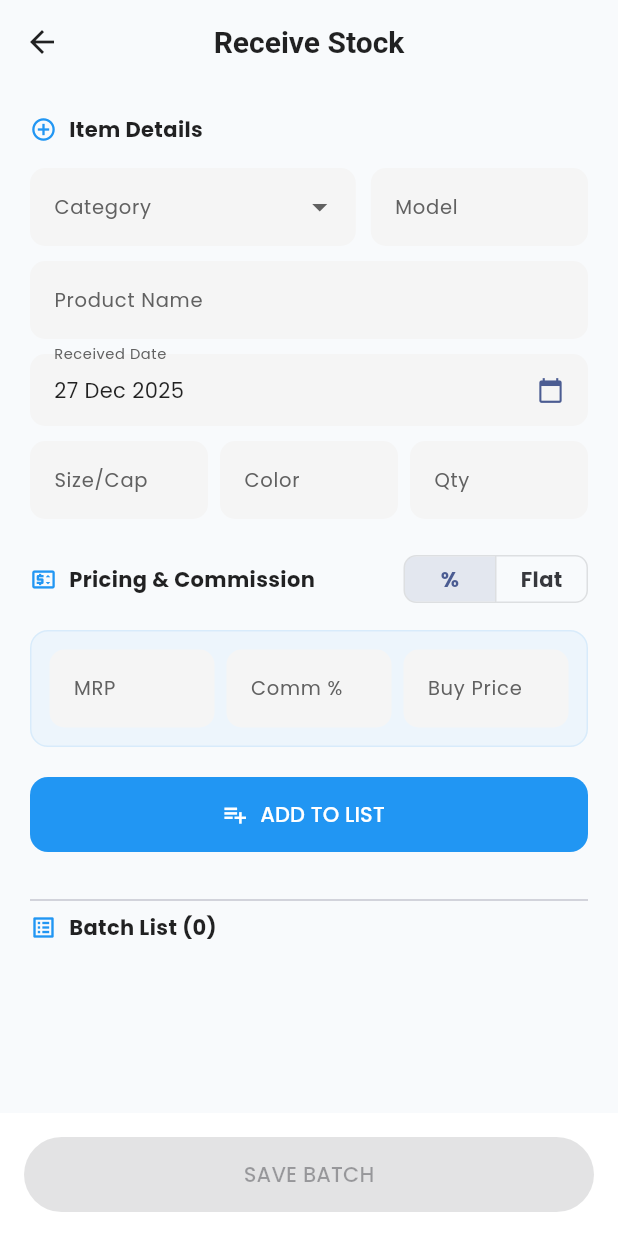
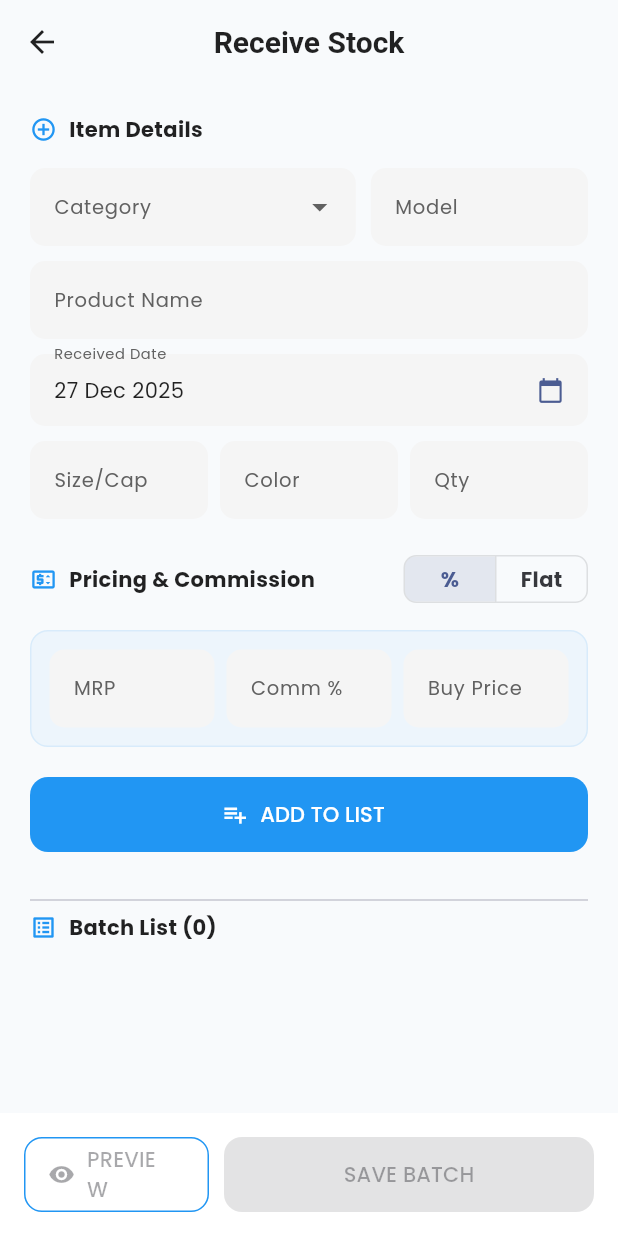
Before and after one commit to AbdullahRFA/vision_mart_app, a Flutter app: the ReceiveProductScreen screen opened directly, on a phone screen of 412 x 824 dp. Run offline on Flutter 3.47's test engine with Material 3 defaults, Android fonts, the light colour scheme and no system bars; our stand-ins replace cloud_firestore, firebase_auth, firebase_core, flutter_riverpod, google_fonts, pdf and 1 more; accounts and stored records are empty.

Commit message:
Add preview functionality to Receive Product screen
- Added a "PREVIEW" button to the `ReceiveProductScreen`.
- Implemented `_previewBatch` to generate a PDF receiving memo using the current temporary batch list without saving to the database.
- This allows users to verify item details and prices before finalizing the stock entry.
- Updated the bottom action bar layout to accommodate the new button.

Signed-off-by: AbdullahRFA <shakibrybmn@gmail.com>

```diff
--- a/lib/src/features/inventory/presentation/receive_product_screen.dart
+++ b/lib/src/features/inventory/presentation/receive_product_screen.dart
@@ -360,9 +360,20 @@ class _ReceiveProductScreenState extends ConsumerState<ReceiveProductScreen> {
     );
   }
 
-  // ... imports ...
+  // --- PREVIEW LOGIC (NEW) ---
+  void _previewBatch() {
+    if (_tempBatchList.isEmpty) {
+      ScaffoldMessenger.of(context).showSnackBar(const SnackBar(content: Text("Batch list is empty")));
+      return;
+    }
 
-// ... inside _ReceiveProductScreenState ...
+    // Generate PDF (without saving to DB)
+    ReceivingPdfGenerator.generateBatchReceivingMemo(
+      products: _tempBatchList,
+      receivedBy: "Preview", // Placeholder for preview
+      receivingDate: _selectedDate,
+    );
+  }
 
   Future<void> _submitBatch() async {
     if (_tempBatchList.isEmpty) return;
@@ -389,8 +400,6 @@ class _ReceiveProductScreenState extends ConsumerState<ReceiveProductScreen> {
       if (mounted) setState(() => _isLoading = false);
     }
   }
-
-// ... rest of the file remains the same ...
 
   void _showBatchSuccessDialog(List<Product> itemsSaved, DateTime batchDate) {
     final isDark = Theme.of(context).brightness == Brightness.dark;
@@ -841,8 +850,27 @@ class _ReceiveProductScreenState extends ConsumerState<ReceiveProductScreen> {
           Container(
             padding: const EdgeInsets.all(16),
             color: isDark ? const Color(0xFF0F172A) : Colors.white,
+            child: Row(
+              children: [
+                Expanded(
                   child: SizedBox(
-              width: double.infinity,
+                    height: 50,
+                    child: OutlinedButton.icon(
+                      onPressed: _tempBatchList.isEmpty ? null : _previewBatch,
+                      icon: const Icon(Icons.visibility),
+                      label: const Text("PREVIEW"),
+                      style: OutlinedButton.styleFrom(
+                        foregroundColor: isDark ? Colors.white : Colors.blue,
+                        side: BorderSide(color: isDark ? Colors.white54 : Colors.blue),
+                        shape: RoundedRectangleBorder(borderRadius: BorderRadius.circular(12)),
+                      ),
+                    ),
+                  ),
+                ),
+                const SizedBox(width: 10),
+                Expanded(
+                  flex: 2,
+                  child: SizedBox(
                     height: 50,
                     child: ElevatedButton(
                       onPressed: (_isLoading || _tempBatchList.isEmpty)
@@ -851,11 +879,15 @@ class _ReceiveProductScreenState extends ConsumerState<ReceiveProductScreen> {
                       style: ElevatedButton.styleFrom(
                         backgroundColor: Colors.green,
                         foregroundColor: Colors.white,
+                        shape: RoundedRectangleBorder(borderRadius: BorderRadius.circular(12)),
                       ),
                       child: _isLoading
                           ? const CircularProgressIndicator(color: Colors.white)
                           : const Text("SAVE BATCH"),
                     ),
+                  ),
+                ),
+              ],
             ),
           ),
         ],
```
Lines whose indentation alone changed are shown as unchanged.
